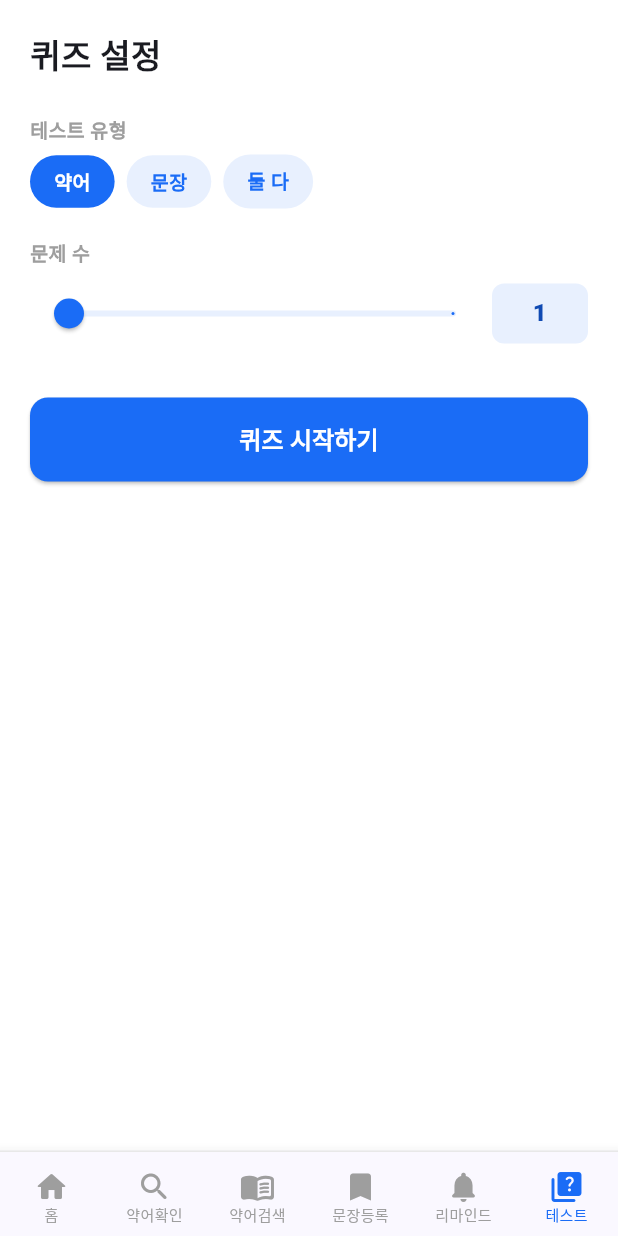
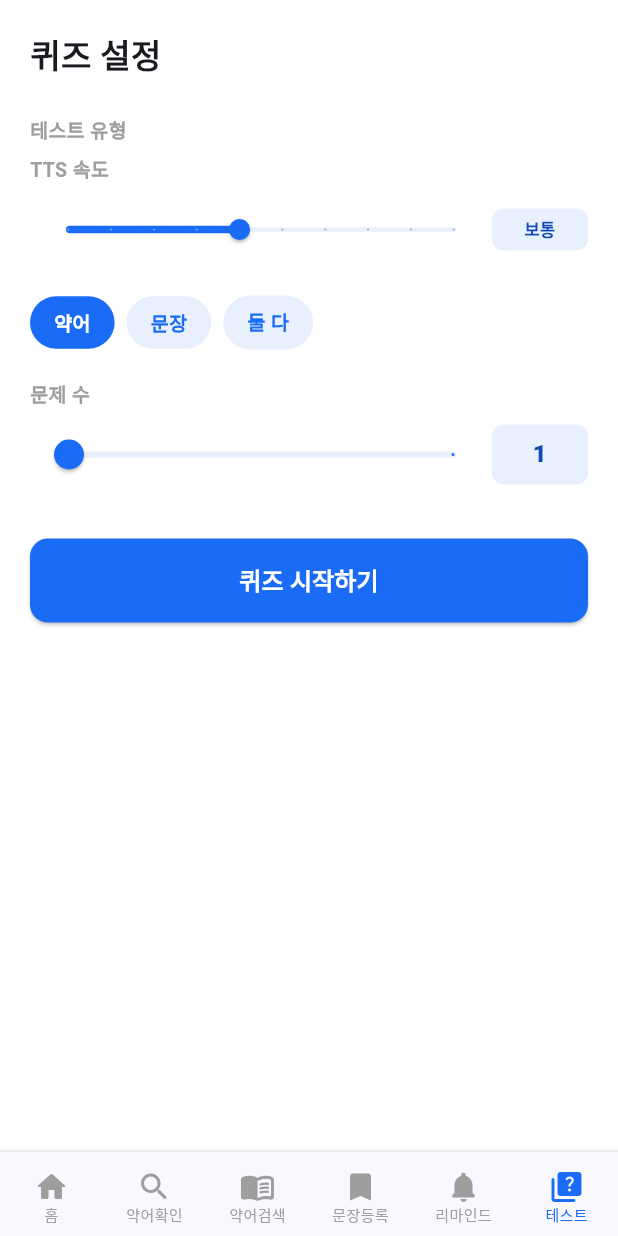
Before and after one commit to CHIL-LING/SOGGIIROCK, a Flutter app: the screen it shows after launch, item 6 of the bottom bar chosen, on a phone screen of 412 x 824 dp. Run offline on Flutter 3.47's test engine with Material 3 defaults, Android fonts, the phone set to English and light mode, and no system bars; our stand-ins replace flutter_tts, hive_flutter; accounts and stored records are empty.

Commit message:
퀴즈 TTS 속도 슬라이더 추가

```diff
--- a/lib/main.dart
+++ b/lib/main.dart
@@ -3312,6 +3312,36 @@ class _QuizScreenState extends State<QuizScreen> {
 
         // 모드 선택
         _lbl('테스트 유형'),
+        // TTS 속도
+        _lbl('TTS 속도'),
+        Row(children: [
+          Expanded(child: SliderTheme(
+            data: SliderTheme.of(context).copyWith(
+              trackHeight: 3,
+              thumbShape: const RoundSliderThumbShape(enabledThumbRadius: 7),
+              activeTrackColor: kBlue, inactiveTrackColor: kBlueLight, thumbColor: kBlue),
+            child: Slider(
+              value: TtsController.instance.speed,
+              min: 0.1, max: 1.0, divisions: 9,
+              onChanged: (v) async {
+                TtsController.instance.speed = v;
+                await TtsController.instance.applySettings();
+                setState(() {});
+              }))),
+          Container(
+            width: 64, padding: const EdgeInsets.symmetric(vertical: 6),
+            decoration: BoxDecoration(color: kBlueLight, borderRadius: BorderRadius.circular(8)),
+            child: Text(() {
+              final v = TtsController.instance.speed;
+              if (v <= 0.2) return '매우 느림';
+              if (v <= 0.4) return '느림';
+              if (v <= 0.6) return '보통';
+              if (v <= 0.8) return '빠름';
+              return '매우 빠름';
+            }(), textAlign: TextAlign.center,
+                style: const TextStyle(fontWeight: FontWeight.w700, color: kBlueDark, fontSize: 11))),
+        ]),
+        const SizedBox(height: 20),
         Row(children: [
           _ModeChip(label: '약어', value: 'abbr', selected: _mode, onTap: (v) => setState(() { _mode = v; _filterGroupId = null; })),
           const SizedBox(width: 8),
```
Also changed, not shown: 2 other files.
